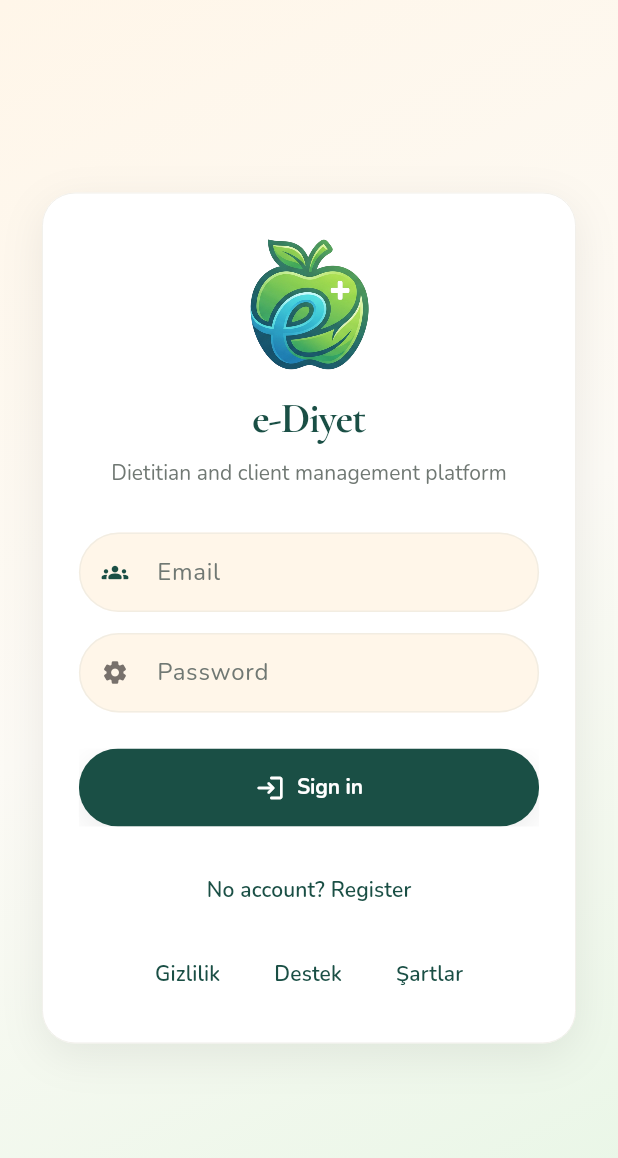
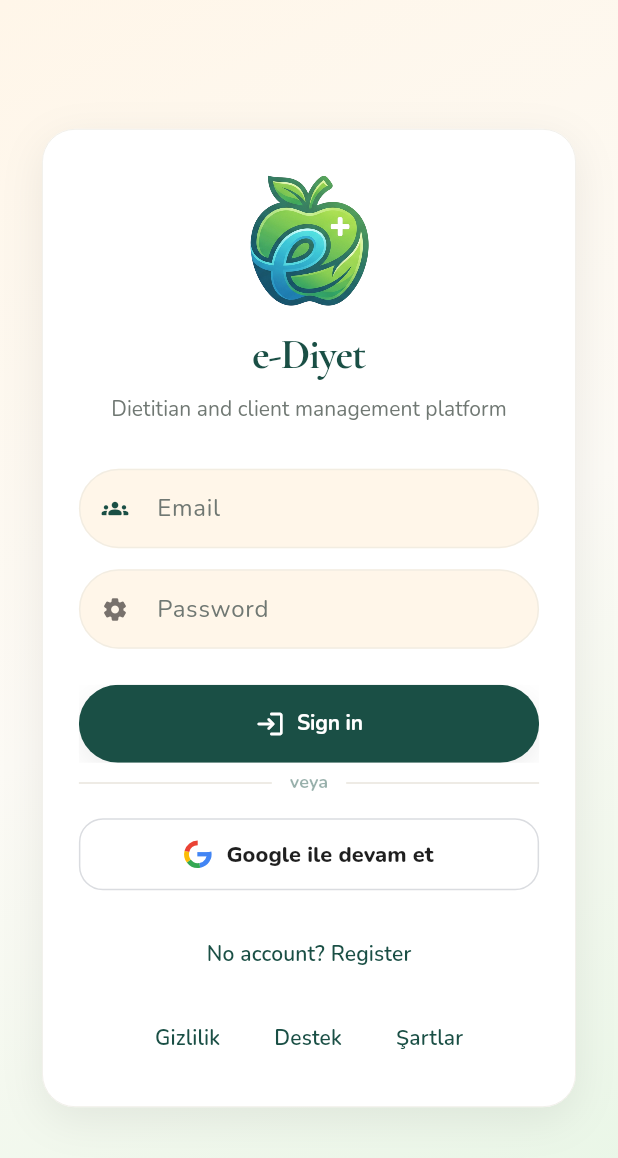
Before and after one commit to ercin312/Diyetsel, a Flutter app: the screen it shows after launch, on a phone screen of 412 x 824 dp. Shown: the top 1158 px of the screen. Run offline on Flutter 3.47's test engine with Material 3 defaults, Android fonts, the phone set to English and light mode, and no system bars; drawn by our look-alikes of flutter_animate; our stand-ins replace cached_network_image, cloud_firestore, easy_localization, file_picker, firebase_auth, firebase_core and 16 more; missing offline and left inert: desktop_drop, mobile_scanner; accounts and stored records are empty; statements that could not run were skipped.

Commit message:
feat: add Google/Apple social sign-in and ship 1.1.1+24
Enable Sign in with Apple entitlements and Google URL schemes so TestFlight and Play builds can authenticate without email-only login.

Co-authored-by: Cursor <cursoragent@cursor.com>

```diff
--- a/lib/app/bootstrap.dart
+++ b/lib/app/bootstrap.dart
@@ -10,6 +10,7 @@ import 'package:timezone/timezone.dart' as tz;
 import '../core/data/app_store.dart';
 import '../core/models/models.dart';
 import '../core/network/local_database.dart';
+import '../core/network/social_auth.dart';
 import '../core/utils/reminder_service.dart';
 import '../firebase_options.dart';
 
@@ -41,6 +42,9 @@ Future<BootstrapResult> bootstrap() async {
     await Firebase.initializeApp(options: DefaultFirebaseOptions.currentPlatform);
     firebaseReady = true;
     try {
+      await SocialAuth.ensureInitialized();
+    } catch (_) {}
+    try {
       await FirebaseMessaging.instance.requestPermission();
       await FirebaseMessaging.instance.subscribeToTopic('clients');
     } catch (_) {}
--- /dev/null
+++ b/lib/core/network/social_auth.dart
@@ -0,0 +1,169 @@
+import 'dart:convert';
+import 'dart:io' show Platform;
+import 'dart:math';
+
+import 'package:crypto/crypto.dart';
+import 'package:firebase_auth/firebase_auth.dart';
+import 'package:firebase_core/firebase_core.dart';
+import 'package:flutter/foundation.dart';
+import 'package:google_sign_in/google_sign_in.dart';
+import 'package:sign_in_with_apple/sign_in_with_apple.dart';
+
+import '../../firebase_options.dart';
+
+class SocialAuthCanceled implements Exception {
+  const SocialAuthCanceled();
+}
+
+class SocialAuth {
+  SocialAuth._();
+
+  static bool _googleReady = false;
+  static String? lastAppleDisplayName;
+
+  static bool get googleAvailable {
+    if (kIsWeb) return true;
+    try {
+      return !Platform.isWindows && !Platform.isLinux;
+    } catch (_) {
+      return false;
+    }
+  }
+
+  static bool get appleAvailable {
+    if (kIsWeb) return false;
+    try {
+      return Platform.isIOS || Platform.isMacOS;
+    } catch (_) {
+      return false;
+    }
+  }
+
+  static Future<void> ensureInitialized() async {
+    if (!googleAvailable || Firebase.apps.isEmpty) return;
+    if (_googleReady) return;
+    await GoogleSignIn.instance.initialize(
+      clientId: defaultTargetPlatform == TargetPlatform.iOS ||
+              defaultTargetPlatform == TargetPlatform.macOS
+          ? DefaultFirebaseOptions.ios.iosClientId
+          : null,
+      serverClientId: DefaultFirebaseOptions.googleWebClientId,
+    );
+    _googleReady = true;
+  }
+
+  static Future<UserCredential> signInWithGoogle() async {
+    if (Firebase.apps.isEmpty) {
+      throw StateError('Firebase bağlantısı yok');
+    }
+    await ensureInitialized();
+    if (!GoogleSignIn.instance.supportsAuthenticate()) {
+      throw StateError('Google ile giriş bu cihazda desteklenmiyor');
+    }
+    try {
+      final account = await GoogleSignIn.instance.authenticate(
+        scopeHint: const ['email', 'profile'],
+      );
+      final idToken = account.authentication.idToken;
+      if (idToken == null || idToken.isEmpty) {
+        throw StateError('Google kimliği alınamadı');
+      }
+      return FirebaseAuth.instance.signInWithCredential(
+        GoogleAuthProvider.credential(idToken: idToken),
+      );
+    } on GoogleSignInException catch (e) {
+      if (e.code == GoogleSignInExceptionCode.canceled) {
+        throw const SocialAuthCanceled();
+      }
+      throw StateError(_googleMessage(e));
+    } on FirebaseAuthException catch (e) {
+      throw StateError(_firebaseMessage(e));
+    }
+  }
+
+  static Future<UserCredential> signInWithApple() async {
+    if (Firebase.apps.isEmpty) {
+      throw StateError('Firebase bağlantısı yok');
+    }
+    if (!appleAvailable) {
+      throw StateError('Apple ile giriş bu cihazda desteklenmiyor');
+    }
+    final rawNonce = _nonce();
+    final hashed = sha256.convert(utf8.encode(rawNonce)).toString();
+    try {
+      final apple = await SignInWithApple.getAppleIDCredential(
+        scopes: [
+          AppleIDAuthorizationScopes.email,
+          AppleIDAuthorizationScopes.fullName,
+        ],
+        nonce: hashed,
+      );
+      final given = apple.givenName?.trim() ?? '';
+      final family = apple.familyName?.trim() ?? '';
+      lastAppleDisplayName = [given, family].where((p) => p.isNotEmpty).join(' ');
+      if (lastAppleDisplayName!.isEmpty) lastAppleDisplayName = null;
+
+      final idToken = apple.identityToken;
+      if (idToken == null || idToken.isEmpty) {
+        throw StateError('Apple kimliği alınamadı');
+      }
+      return FirebaseAuth.instance.signInWithCredential(
+        OAuthProvider('apple.com').credential(
+          idToken: idToken,
+          rawNonce: rawNonce,
+        ),
+      );
+    } on SignInWithAppleAuthorizationException catch (e) {
+      if (e.code == AuthorizationErrorCode.canceled) {
+        throw const SocialAuthCanceled();
+      }
+      throw StateError('Apple girişi başarısız: ${e.message}');
+    } on FirebaseAuthException catch (e) {
+      throw StateError(_firebaseMessage(e));
+    }
+  }
+
+  static Future<void> signOut() async {
+    try {
+      if (_googleReady) await GoogleSignIn.instance.signOut();
+    } catch (_) {}
+  }
+
+  static String _nonce([int length = 32]) {
+    const chars =
+        '0123456789ABCDEFGHIJKLMNOPQRSTUVXYZabcdefghijklmnopqrstuvwxyz-._';
+    final random = Random.secure();
+    return List.generate(length, (_) => chars[random.nextInt(chars.length)]).join();
+  }
+
+  static String _googleMessage(GoogleSignInException e) {
+    switch (e.code) {
+      case GoogleSignInExceptionCode.interrupted:
+        return 'Google girişi yarıda kesildi';
+      case GoogleSignInExceptionCode.uiUnavailable:
+        return 'Google giriş ekranı açılamadı';
+      case GoogleSignInExceptionCode.providerConfigurationError:
+        return 'Google girişi yapılandırılmamış';
+      default:
+        return e.description ?? 'Google ile giriş başarısız';
+    }
+  }
+
+  static String _firebaseMessage(FirebaseAuthException e) {
+    switch (e.code) {
+      case 'operation-not-allowed':
+        return 'Bu giriş yöntemi Firebase’de henüz açık değil';
+      case 'account-exists-with-different-credential':
+        return 'Bu e-posta başka bir giriş yöntemiyle kayıtlı';
+      case 'network-request-failed':
+        return 'Ağ bağlantısı yok';
+      case 'invalid-credential':
+        return 'Kimlik doğrulama başarısız';
+      case 'canceled':
+      case 'web-context-cancelled':
+        throw const SocialAuthCanceled();
+      default:
+        return e.message ?? 'Giriş başarısız';
+    }
+  }
+}
--- /dev/null
+++ b/lib/features/auth/presentation/widgets/social_sign_in_buttons.dart
@@ -0,0 +1,163 @@
+import 'package:flutter/material.dart';
+import 'package:flutter_riverpod/flutter_riverpod.dart';
+
+import '../../../../app/theme/app_colors.dart';
+import '../../../../core/network/social_auth.dart';
+import '../auth_controller.dart';
+
+class SocialSignInButtons extends ConsumerWidget {
+  const SocialSignInButtons({super.key});
+
+  @override
+  Widget build(BuildContext context, WidgetRef ref) {
+    final google = SocialAuth.googleAvailable;
+    final apple = SocialAuth.appleAvailable;
+    if (!google && !apple) return const SizedBox.shrink();
+
+    final loading = ref.watch(authControllerProvider).loading;
+    final auth = ref.read(authControllerProvider.notifier);
+
+    return Column(
+      crossAxisAlignment: CrossAxisAlignment.stretch,
+      children: [
+        const SizedBox(height: 4),
+        Row(
+          children: [
+            const Expanded(child: Divider()),
+            Padding(
+              padding: const EdgeInsets.symmetric(horizontal: 12),
+              child: Text(
+                'veya',
+                style: TextStyle(
+                  fontWeight: FontWeight.w700,
+                  fontSize: 12,
+                  color: AppColors.primary.withValues(alpha: 0.45),
+                ),
+              ),
+            ),
+            const Expanded(child: Divider()),
+          ],
+        ),
+        const SizedBox(height: 14),
+        if (google) ...[
+          _SocialButton(
+            label: 'Google ile devam et',
+            background: Colors.white,
+            foreground: const Color(0xFF1F1F1F),
+            border: const Color(0xFFDADCE0),
+            enabled: !loading,
+            leading: const _GoogleMark(),
+            onPressed: auth.loginWithGoogle,
+          ),
+          if (apple) const SizedBox(height: 10),
+        ],
+        if (apple)
+          _SocialButton(
+            label: 'Apple ile devam et',
+            background: Colors.black,
+            foreground: Colors.white,
+            border: Colors.black,
+            enabled: !loading,
+            leading: const Icon(Icons.apple, size: 22, color: Colors.white),
+            onPressed: auth.loginWithApple,
+          ),
+      ],
+    );
+  }
+}
+
+class _SocialButton extends StatelessWidget {
+  const _SocialButton({
+    required this.label,
+    required this.background,
+    required this.foreground,
+    required this.border,
+    required this.enabled,
+    required this.leading,
+    required this.onPressed,
+  });
+
+  final String label;
+  final Color background;
+  final Color foreground;
+  final Color border;
+  final bool enabled;
+  final Widget leading;
+  final VoidCallback onPressed;
+
+  @override
+  Widget build(BuildContext context) {
+    return Material(
+      color: background,
+      shape: RoundedRectangleBorder(
+        borderRadius: BorderRadius.circular(16),
+        side: BorderSide(color: border),
+      ),
+      child: InkWell(
+        onTap: enabled ? onPressed : null,
+        borderRadius: BorderRadius.circular(16),
+        child: Opacity(
+          opacity: enabled ? 1 : 0.55,
+          child: Padding(
+            padding: const EdgeInsets.symmetric(horizontal: 16, vertical: 13),
+            child: Row(
+              mainAxisAlignment: MainAxisAlignment.center,
+              children: [
+                leading,
+                const SizedBox(width: 10),
+                Text(
+                  label,
+                  style: TextStyle(
+                    fontWeight: FontWeight.w800,
+                    fontSize: 14.5,
+                    color: foreground,
+                  ),
+                ),
+              ],
+            ),
+          ),
+        ),
+      ),
+    );
+  }
+}
+
+class _GoogleMark extends StatelessWidget {
+  const _GoogleMark();
+
+  @override
+  Widget build(BuildContext context) {
+    return SizedBox(
+      width: 18,
+      height: 18,
+      child: CustomPaint(painter: _GoogleGPainter()),
+    );
+  }
+}
+
+class _GoogleGPainter extends CustomPainter {
+  @override
+  void paint(Canvas canvas, Size size) {
+    final stroke = Paint()
+      ..style = PaintingStyle.stroke
+      ..strokeWidth = size.width * 0.18
+      ..strokeCap = StrokeCap.butt;
+    final rect = Rect.fromLTWH(size.width * 0.08, size.height * 0.08, size.width * 0.84, size.height * 0.84);
+    stroke.color = const Color(0xFF4285F4);
+    canvas.drawArc(rect, -0.2, 1.6, false, stroke);
+    stroke.color = const Color(0xFF34A853);
+    canvas.drawArc(rect, 1.4, 1.1, false, stroke);
+    stroke.color = const Color(0xFFFBBC05);
+    canvas.drawArc(rect, 2.5, 0.9, false, stroke);
+    stroke.color = const Color(0xFFEA4335);
+    canvas.drawArc(rect, 3.4, 1.3, false, stroke);
+    final bar = Paint()..color = const Color(0xFF4285F4);
+    canvas.drawRect(
+      Rect.fromLTWH(size.width * 0.48, size.height * 0.42, size.width * 0.44, size.height * 0.16),
+      bar,
+    );
+  }
+
+  @override
+  bool shouldRepaint(covariant CustomPainter oldDelegate) => false;
+}
--- a/pubspec.yaml
+++ b/pubspec.yaml
@@ -16,7 +16,7 @@ publish_to: 'none' # Remove this line if you wish to publish to pub.dev
 # https://developer.apple.com/library/archive/documentation/General/Reference/InfoPlistKeyReference/Articles/CoreFoundationKeys.html
 # In Windows, build-name is used as the major, minor, and patch parts
 # of the product and file versions while build-number is used as the build suffix.
-version: 1.1.0+23
+version: 1.1.1+24
 
 environment:
   sdk: ^3.11.4
@@ -62,6 +62,7 @@ dependencies:
   timeago: ^3.7.1
   collection: ^1.19.1
   google_sign_in: ^7.2.0
+  sign_in_with_apple: ^7.0.1
   flutter_localizations:
     sdk: flutter
   crypto: ^3.0.7
```
Also changed, not shown: lib/core/data/app_store.dart (+62 -0 lines), lib/features/auth/presentation/auth_controller.dart (+19 -0 lines), lib/features/auth/presentation/login_screen.dart (+4 -10 lines), firebase.json, lib/firebase_options.dart, pubspec.lock, 6 other files.
